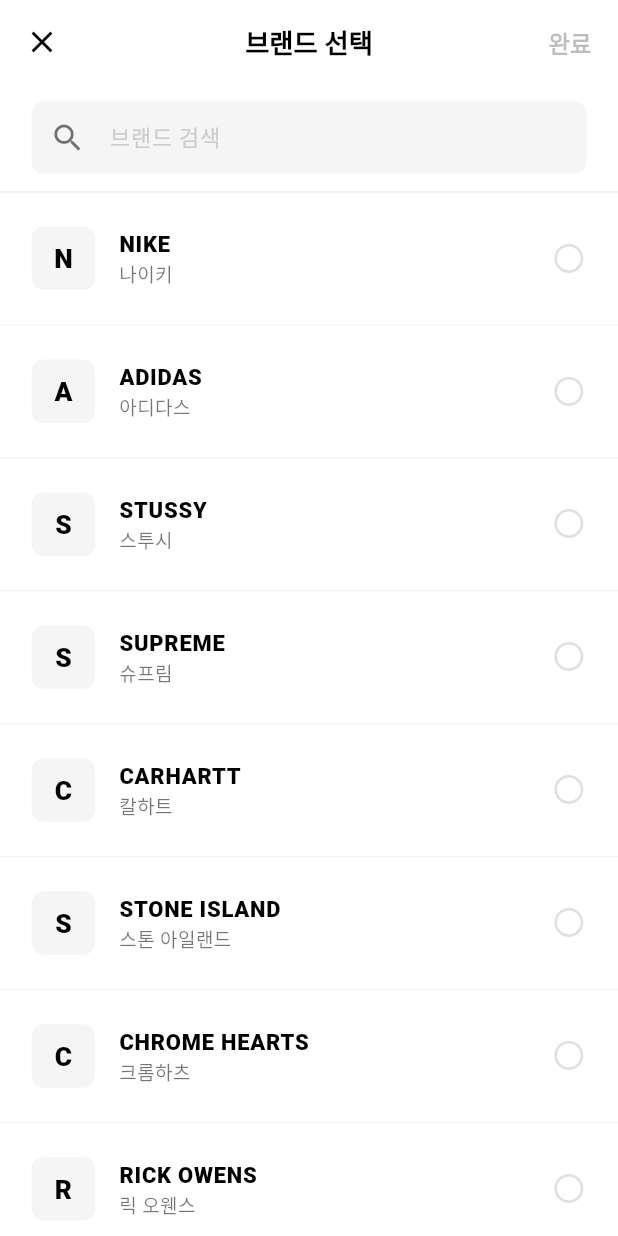
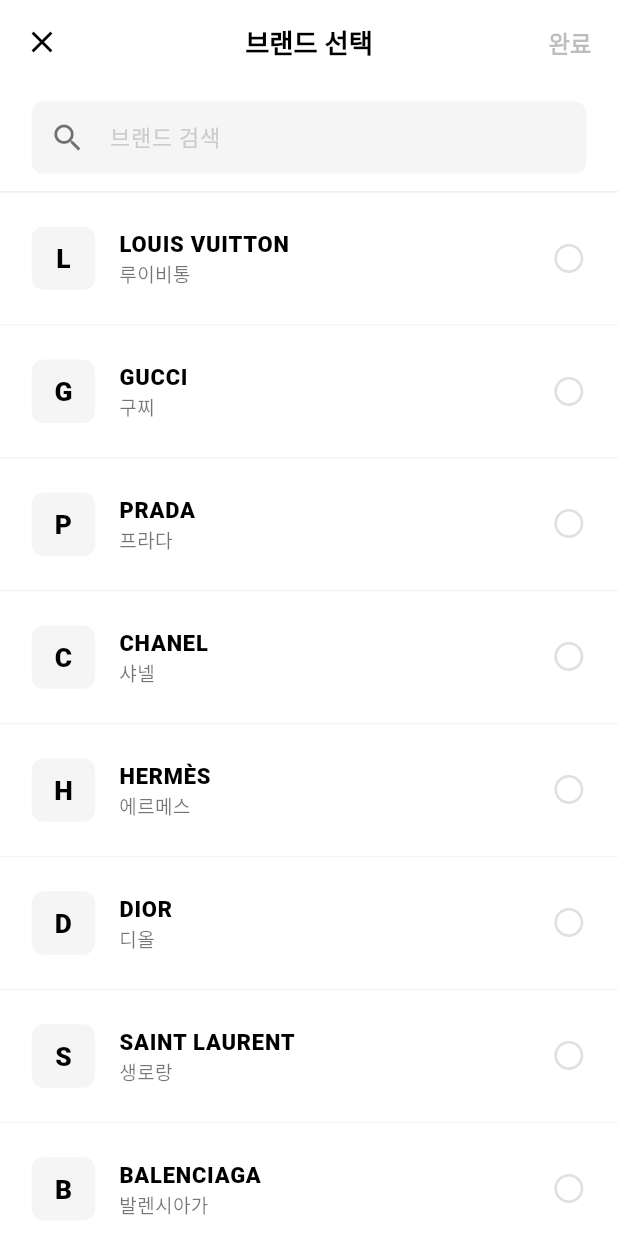
Before and after one commit to ILOVETOSS/wear2wear, a Flutter app: the BrandSelectionScreen screen opened directly, on a phone screen of 412 x 824 dp. Run offline on Flutter 3.47's test engine with Material 3 defaults, Android fonts, the phone set to English and light mode, and no system bars; our stand-ins replace cached_network_image, carousel_slider, flutter_card_swiper, flutter_screenutil, image_cropper, image_picker and 2 more; accounts and stored records are empty.

```diff
--- /dev/null
+++ b/lib/data/brands_data.dart
@@ -0,0 +1,311 @@
+// lib/data/brands_data.dart
+class BrandsData {
+  static final List<Map<String, String>> brands = [
+    // 럭셔리 하우스
+    {'name': 'LOUIS VUITTON', 'name_kr': '루이비통'},
+    {'name': 'GUCCI', 'name_kr': '구찌'},
+    {'name': 'PRADA', 'name_kr': '프라다'},
+    {'name': 'CHANEL', 'name_kr': '샤넬'},
+    {'name': 'HERMÈS', 'name_kr': '에르메스'},
+    {'name': 'DIOR', 'name_kr': '디올'},
+    {'name': 'SAINT LAURENT', 'name_kr': '생로랑'},
+    {'name': 'BALENCIAGA', 'name_kr': '발렌시아가'},
+    {'name': 'BOTTEGA VENETA', 'name_kr': '보테가 베네타'},
+    {'name': 'CELINE', 'name_kr': '셀린느'},
+    {'name': 'GIVENCHY', 'name_kr': '지방시'},
+    {'name': 'FENDI', 'name_kr': '펜디'},
+    {'name': 'VALENTINO', 'name_kr': '발렌티노'},
+    {'name': 'VERSACE', 'name_kr': '베르사체'},
+    {'name': 'DOLCE & GABBANA', 'name_kr': '돌체앤가바나'},
+    {'name': 'BURBERRY', 'name_kr': '버버리'},
+    {'name': 'LOEWE', 'name_kr': '로에베'},
+    {'name': 'BALMAIN', 'name_kr': '발망'},
+    {'name': 'ALEXANDER MCQUEEN', 'name_kr': '알렉산더 맥퀸'},
+    {'name': 'TOM FORD', 'name_kr': '톰포드'},
+
+    // 하이패션 & 디자이너
+    {'name': 'RICK OWENS', 'name_kr': '릭 오웬스'},
+    {'name': 'MAISON MARGIELA', 'name_kr': '메종 마르지엘라'},
+    {'name': 'COMME DES GARÇONS', 'name_kr': '꼼데가르송'},
+    {'name': 'YOHJI YAMAMOTO', 'name_kr': '요지 야마모토'},
+    {'name': 'ISSEY MIYAKE', 'name_kr': '이세이 미야케'},
+    {'name': 'JIL SANDER', 'name_kr': '질샌더'},
+    {'name': 'DRIES VAN NOTEN', 'name_kr': '드리스 반 노튼'},
+    {'name': 'RAF SIMONS', 'name_kr': '라프 시몬스'},
+    {'name': 'LEMAIRE', 'name_kr': '르메르'},
+    {'name': 'THE ROW', 'name_kr': '더 로우'},
+    {'name': 'JACQUEMUS', 'name_kr': '자크뮈스'},
+    {'name': 'ACNE STUDIOS', 'name_kr': '아크네 스튜디오'},
+    {'name': 'MARNI', 'name_kr': '마르니'},
+    {'name': 'KENZO', 'name_kr': '겐조'},
+    {'name': 'ISABEL MARANT', 'name_kr': '이자벨 마랑'},
+    {'name': 'SACAI', 'name_kr': '사카이'},
+    {'name': 'OUR LEGACY', 'name_kr': '아워레거시'},
+    {'name': 'CASABLANCA', 'name_kr': '카사블랑카'},
+    {'name': 'WALES BONNER', 'name_kr': '웨일스 보너'},
+    {'name': 'JW ANDERSON', 'name_kr': 'JW 앤더슨'},
+
+    // 스트릿웨어 & 하이프
+    {'name': 'SUPREME', 'name_kr': '슈프림'},
+    {'name': 'STUSSY', 'name_kr': '스투시'},
+    {'name': 'PALACE', 'name_kr': '팰리스'},
+    {'name': 'BAPE', 'name_kr': '베이프'},
+    {'name': 'OFF-WHITE', 'name_kr': '오프화이트'},
+    {'name': 'PALM ANGELS', 'name_kr': '팜엔젤스'},
+    {'name': 'FEAR OF GOD', 'name_kr': '피어오브갓'},
+    {'name': 'ESSENTIALS', 'name_kr': '에센셜'},
+    {'name': 'KITH', 'name_kr': '키스'},
+    {'name': 'AIMÉ LEON DORE', 'name_kr': '에메 레옹 도레'},
+    {'name': 'HUMAN MADE', 'name_kr': '휴먼메이드'},
+    {'name': 'NEIGHBORHOOD', 'name_kr': '네이버후드'},
+    {'name': 'WTAPS', 'name_kr': '더블탭스'},
+    {'name': 'VISVIM', 'name_kr': '비즈빔'},
+    {'name': 'UNDERCOVER', 'name_kr': '언더커버'},
+    {'name': 'KAPITAL', 'name_kr': '캐피탈'},
+    {'name': 'NEEDLES', 'name_kr': '니들스'},
+    {'name': 'BRAIN DEAD', 'name_kr': '브레인데드'},
+    {'name': 'CORTEIZ', 'name_kr': '코르테이즈'},
+    {'name': 'GALLERY DEPT', 'name_kr': '갤러리 뎁트'},
+    {'name': 'RHUDE', 'name_kr': '루드'},
+    {'name': 'AMIRI', 'name_kr': '아미리'},
+    {'name': 'CHROME HEARTS', 'name_kr': '크롬하츠'},
+
+    // 스포츠 & 애슬레저
+    {'name': 'NIKE', 'name_kr': '나이키'},
+    {'name': 'ADIDAS', 'name_kr': '아디다스'},
+    {'name': 'PUMA', 'name_kr': '퓨마'},
+    {'name': 'REEBOK', 'name_kr': '리복'},
+    {'name': 'NEW BALANCE', 'name_kr': '뉴발란스'},
+    {'name': 'ASICS', 'name_kr': '아식스'},
+    {'name': 'CONVERSE', 'name_kr': '컨버스'},
+    {'name': 'VANS', 'name_kr': '반스'},
+    {'name': 'FILA', 'name_kr': '휠라'},
+    {'name': 'UNDER ARMOUR', 'name_kr': '언더아머'},
+    {'name': 'SALOMON', 'name_kr': '살로몬'},
+    {'name': 'HOKA', 'name_kr': '호카'},
+    {'name': 'ON', 'name_kr': '온'},
+    {'name': 'LULULEMON', 'name_kr': '룰루레몬'},
+    {'name': 'JORDAN', 'name_kr': '조던'},
+
+    // 아웃도어 & 테크웨어
+    {'name': 'THE NORTH FACE', 'name_kr': '노스페이스'},
+    {'name': 'ARC\'TERYX', 'name_kr': '아크테릭스'},
+    {'name': 'PATAGONIA', 'name_kr': '파타고니아'},
+    {'name': 'STONE ISLAND', 'name_kr': '스톤 아일랜드'},
+    {'name': 'C.P. COMPANY', 'name_kr': 'CP 컴퍼니'},
+    {'name': 'ACRONYM', 'name_kr': '아크로님'},
+    {'name': 'AND WANDER', 'name_kr': '앤 원더'},
+    {'name': 'SNOW PEAK', 'name_kr': '스노우피크'},
+    {'name': 'DESCENTE', 'name_kr': '데상트'},
+    {'name': 'GOLDWIN', 'name_kr': '골드윈'},
+    {'name': 'HELLY HANSEN', 'name_kr': '헬리한센'},
+    {'name': 'NORSE PROJECTS', 'name_kr': '노르세 프로젝트'},
+    {'name': 'RAINS', 'name_kr': '레인즈'},
+    {'name': 'CANADA GOOSE', 'name_kr': '캐나다구스'},
+    {'name': 'MONCLER', 'name_kr': '몽클레어'},
+    {'name': 'COLUMBIA', 'name_kr': '컬럼비아'},
+    {'name': 'MAMMUT', 'name_kr': '마무트'},
+
+    // 워크웨어 & 빈티지
+    {'name': 'CARHARTT', 'name_kr': '칼하트'},
+    {'name': 'CARHARTT WIP', 'name_kr': '칼하트 WIP'},
+    {'name': 'DICKIES', 'name_kr': '디키즈'},
+    {'name': 'STAN RAY', 'name_kr': '스탠레이'},
+    {'name': 'GRAMICCI', 'name_kr': '그라미치'},
+    {'name': 'BARBOUR', 'name_kr': '바버'},
+    {'name': 'FILSON', 'name_kr': '필슨'},
+    {'name': 'DR. MARTENS', 'name_kr': '닥터마틴'},
+    {'name': 'TIMBERLAND', 'name_kr': '팀버랜드'},
+    {'name': 'RED WING', 'name_kr': '레드윙'},
+    {'name': 'SCHOTT', 'name_kr': '쇼트'},
+    {'name': 'ALPHA INDUSTRIES', 'name_kr': '알파인더스트리'},
+    {'name': 'WOOLRICH', 'name_kr': '울리치'},
+
+    // 데님 & 캐주얼
+    {'name': 'LEVI\'S', 'name_kr': '리바이스'},
+    {'name': 'LEE', 'name_kr': '리'},
+    {'name': 'WRANGLER', 'name_kr': '랭글러'},
+    {'name': 'EDWIN', 'name_kr': '에드윈'},
+    {'name': 'EVISU', 'name_kr': '에비수'},
+    {'name': 'NUDIE JEANS', 'name_kr': '누디진'},
+    {'name': 'A.P.C.', 'name_kr': '아페쎄'},
+    {'name': 'DIESEL', 'name_kr': '디젤'},
+    {'name': 'G-STAR RAW', 'name_kr': '지스타 로우'},
+    {'name': 'RAG & BONE', 'name_kr': '랙앤본'},
+
+    // 아메리칸 캐주얼
+    {'name': 'POLO RALPH LAUREN', 'name_kr': '폴로 랄프로렌'},
+    {'name': 'TOMMY HILFIGER', 'name_kr': '타미 힐피거'},
+    {'name': 'CALVIN KLEIN', 'name_kr': '캘빈클라인'},
+    {'name': 'LACOSTE', 'name_kr': '라코스테'},
+    {'name': 'FRED PERRY', 'name_kr': '프레드페리'},
+    {'name': 'BROOKS BROTHERS', 'name_kr': '브룩스 브라더스'},
+    {'name': 'J.CREW', 'name_kr': '제이크루'},
+    {'name': 'GAP', 'name_kr': '갭'},
+    {'name': 'CHAMPION', 'name_kr': '챔피언'},
+    {'name': 'GUESS', 'name_kr': '게스'},
+    {'name': 'NAUTICA', 'name_kr': '노티카'},
+    {'name': 'GANT', 'name_kr': '간트'},
+
+    // 패스트 패션 & SPA
+    {'name': 'ZARA', 'name_kr': '자라'},
+    {'name': 'H&M', 'name_kr': 'H&M'},
+    {'name': 'UNIQLO', 'name_kr': '유니클로'},
+    {'name': 'COS', 'name_kr': '코스'},
+    {'name': 'ARKET', 'name_kr': '아르켓'},
+    {'name': 'WEEKDAY', 'name_kr': '위크데이'},
+    {'name': 'MANGO', 'name_kr': '망고'},
+    {'name': 'MASSIMO DUTTI', 'name_kr': '마시모두띠'},
+    {'name': 'MUJI', 'name_kr': '무인양품'},
+    {'name': 'GU', 'name_kr': '지유'},
+    {'name': 'URBAN OUTFITTERS', 'name_kr': '어반아웃피터스'},
+
+    // 프리미엄 캐주얼
+    {'name': 'AMI', 'name_kr': '아미'},
+    {'name': 'SANDRO', 'name_kr': '산드로'},
+    {'name': 'MAJE', 'name_kr': '마쥬'},
+    {'name': 'THE KOOPLES', 'name_kr': '더쿠플스'},
+    {'name': 'CLUB MONACO', 'name_kr': '클럽모나코'},
+    {'name': 'REISS', 'name_kr': '리스'},
+    {'name': 'TED BAKER', 'name_kr': '테드베이커'},
+    {'name': 'ALLSAINTS', 'name_kr': '올세인츠'},
+    {'name': 'GANNI', 'name_kr': '가니'},
+    {'name': 'FILIPPA K', 'name_kr': '필리파 K'},
+    {'name': 'TIGER OF SWEDEN', 'name_kr': '타이거 오브 스웨덴'},
+
+    // 이탈리안 브랜드
+    {'name': 'GIORGIO ARMANI', 'name_kr': '조르지오 아르마니'},
+    {'name': 'EMPORIO ARMANI', 'name_kr': '엠포리오 아르마니'},
+    {'name': 'BRUNELLO CUCINELLI', 'name_kr': '브루넬로 쿠치넬리'},
+    {'name': 'ERMENEGILDO ZEGNA', 'name_kr': '제냐'},
+    {'name': 'MSGM', 'name_kr': 'MSGM'},
+    {'name': 'GCDS', 'name_kr': 'GCDS'},
+    {'name': 'GOLDEN GOOSE', 'name_kr': '골든구스'},
+
+    // 프렌치 브랜드
+    {'name': 'MAISON KITSUNÉ', 'name_kr': '메종 키츠네'},
+    {'name': 'OFFICINE GÉNÉRALE', 'name_kr': '오피신 제너럴'},
+    {'name': 'ZADIG & VOLTAIRE', 'name_kr': '자딕앤볼테르'},
+    {'name': 'AGNÈS B.', 'name_kr': '아네스베'},
+    {'name': 'SAINT JAMES', 'name_kr': '세인트제임스'},
+
+    // 영국 브랜드
+    {'name': 'PAUL SMITH', 'name_kr': '폴스미스'},
+    {'name': 'VIVIENNE WESTWOOD', 'name_kr': '비비안 웨스트우드'},
+    {'name': 'MULBERRY', 'name_kr': '멀버리'},
+    {'name': 'DUNHILL', 'name_kr': '던힐'},
+    {'name': 'AQUASCUTUM', 'name_kr': '아쿠아스큐텀'},
+    {'name': 'MACKINTOSH', 'name_kr': '매킨토시'},
+    {'name': 'BEN SHERMAN', 'name_kr': '벤셔먼'},
+    {'name': 'MARGARET HOWELL', 'name_kr': '마가렛 하웰'},
+    {'name': 'BARACUTA', 'name_kr': '바라쿠타'},
+    {'name': 'BELSTAFF', 'name_kr': '벨스타프'},
+
+    // 일본 브랜드
+    {'name': 'ENGINEERED GARMENTS', 'name_kr': '엔지니어드 가먼츠'},
+    {'name': 'NONNATIVE', 'name_kr': '논네이티브'},
+    {'name': 'PORTER', 'name_kr': '포터'},
+    {'name': 'UNDEFEATED', 'name_kr': '언디피티드'},
+    {'name': 'KOLOR', 'name_kr': '컬러'},
+    {'name': 'WHITE MOUNTAINEERING', 'name_kr': '화이트 마운티니어링'},
+    {'name': 'FRAGMENT DESIGN', 'name_kr': '프래그먼트'},
+    {'name': 'SOPHNET', 'name_kr': '소프넷'},
+    {'name': 'ORSLOW', 'name_kr': '오어슬로우'},
+    {'name': 'GRAPHPAPER', 'name_kr': '그래프페이퍼'},
+    {'name': 'AURALEE', 'name_kr': '오라리'},
+    {'name': 'COMOLI', 'name_kr': '코모리'},
+    {'name': 'YAECA', 'name_kr': '야에카'},
+    {'name': 'NANAMICA', 'name_kr': '나나미카'},
+    {'name': 'BEAMS', 'name_kr': '빔즈'},
+    {'name': 'BEAMS PLUS', 'name_kr': '빔즈 플러스'},
+    {'name': 'UNITED ARROWS', 'name_kr': '유나이티드 애로우즈'},
+    {'name': 'TOGA', 'name_kr': '토가'},
+    {'name': 'HYKE', 'name_kr': '하이크'},
+
+    // 한국 브랜드
+    {'name': 'MUSINSA STANDARD', 'name_kr': '무신사 스탠다드'},
+    {'name': 'ADER ERROR', 'name_kr': '아더에러'},
+    {'name': 'THISISNEVERTHAT', 'name_kr': '디스이즈네버댓'},
+    {'name': 'MASSNOUN', 'name_kr': '매스노운'},
+    {'name': 'MARKM', 'name_kr': '마크엠'},
+    {'name': 'NERDY', 'name_kr': '너디'},
+    {'name': 'FCMM', 'name_kr': 'FCMM'},
+    {'name': 'CRITIC', 'name_kr': '크리틱'},
+    {'name': 'ROMANTIC CROWN', 'name_kr': '로맨틱크라운'},
+    {'name': 'NOHANT', 'name_kr': '노앙'},
+    {'name': 'KIRSH', 'name_kr': '키르시'},
+    {'name': 'MAHAGRID', 'name_kr': '마하그리드'},
+    {'name': 'WV PROJECT', 'name_kr': 'WV 프로젝트'},
+    {'name': 'WKNDRS', 'name_kr': '위캔더스'},
+    {'name': 'PARAGRAPH', 'name_kr': '파라그래프'},
+    {'name': 'VIBRATE', 'name_kr': '바이브레이트'},
+    {'name': 'COVERNAT', 'name_kr': '커버낫'},
+    {'name': 'ANDERSSON BELL', 'name_kr': '앤더슨벨'},
+    {'name': 'BROWNBREATH', 'name_kr': '브라운브레스'},
+    {'name': 'CHARMS', 'name_kr': '참스'},
+    {'name': 'SLOWACID', 'name_kr': '슬로우애씨드'},
+    {'name': 'BEYOND CLOSET', 'name_kr': '비욘드 클로젯'},
+    {'name': 'MAINBOOTH', 'name_kr': '메인부스'},
+    {'name': 'ASCLO', 'name_kr': '아스클로'},
+    {'name': 'DEPOUND', 'name_kr': '디파운드'},
+    {'name': 'CITYBREEZE', 'name_kr': '시티브리즈'},
+    {'name': 'BASICCOTTON', 'name_kr': '베이직코튼'},
+    {'name': 'IAB STUDIO', 'name_kr': 'IAB 스튜디오'},
+    {'name': 'FRIZMWORKS', 'name_kr': '프리즘웍스'},
+    {'name': 'ROLAROLA', 'name_kr': '롤라롤라'},
+    {'name': 'SCULPTOR', 'name_kr': '스컬프터'},
+    {'name': 'LMC', 'name_kr': 'LMC'},
+    {'name': 'OY', 'name_kr': 'OY'},
+    {'name': 'INSTANTFUNK', 'name_kr': '인스턴트펑크'},
+    {'name': 'VIVASTUDIO', 'name_kr': '비바스튜디오'},
+    {'name': 'KINDERSALMON', 'name_kr': '킨더살몬'},
+    {'name': 'SYSTEM', 'name_kr': '시스템'},
+    {'name': 'LAFUDGE STORE', 'name_kr': '라퍼지스토어'},
+    {'name': 'MARDI MERCREDI', 'name_kr': '마르디메크르디'},
+    {'name': 'FLARE UP', 'name_kr': '플레어업'},
+    {'name': 'WOOYOUNGMI', 'name_kr': '우영미'},
+    {'name': 'JUUN.J', 'name_kr': '준지'},
+    {'name': 'PUSHBUTTON', 'name_kr': '푸쉬버튼'},
+    {'name': 'D.GNAK', 'name_kr': '디그낙'},
+    {'name': 'SONGZIO', 'name_kr': '송지오'},
+    {'name': 'SJYP', 'name_kr': 'SJYP'},
+    {'name': 'ROCKET X LUNCH', 'name_kr': '로켓런치'},
+    {'name': 'LIFUL', 'name_kr': '라이풀'},
+
+    // 스케이트 & 스트릿
+    {'name': 'THRASHER', 'name_kr': '스래셔'},
+    {'name': 'SANTA CRUZ', 'name_kr': '산타크루즈'},
+    {'name': 'FUCKING AWESOME', 'name_kr': '퍼킹 어썸'},
+    {'name': 'HOCKEY', 'name_kr': '하키'},
+    {'name': 'POLAR', 'name_kr': '폴라'},
+    {'name': 'QUASI', 'name_kr': '퀘이사이'},
+    {'name': 'PALACE SKATEBOARDS', 'name_kr': '팰리스 스케이트보드'},
+    {'name': 'BRONZE 56K', 'name_kr': '브론즈 56K'},
+    {'name': 'ALLTIMERS', 'name_kr': '올타이머스'},
+    {'name': 'ELEMENT', 'name_kr': '엘레먼트'},
+    {'name': 'OBEY', 'name_kr': '오베이'},
+    {'name': 'HUF', 'name_kr': '허프'},
+    {'name': 'DIAMOND SUPPLY CO', 'name_kr': '다이아몬드 서플라이'},
+    {'name': 'THE HUNDREDS', 'name_kr': '더 헌드레즈'},
+
+    // 서프 & 라이프스타일
+    {'name': 'QUICKSILVER', 'name_kr': '퀵실버'},
+    {'name': 'BILLABONG', 'name_kr': '빌라봉'},
+    {'name': 'VOLCOM', 'name_kr': '볼컴'},
+    {'name': 'RVCA', 'name_kr': '루카'},
+    {'name': 'HURLEY', 'name_kr': '헐리'},
+    {'name': 'O\'NEILL', 'name_kr': '오닐'},
+    {'name': 'RIP CURL', 'name_kr': '립컬'},
+
+    // 기타 주요 브랜드
+    {'name': 'THOM BROWNE', 'name_kr': '톰브라운'},
+    {'name': 'COMMON PROJECTS', 'name_kr': '커먼 프로젝트'},
+    {'name': 'GENTLE MONSTER', 'name_kr': '젠틀몬스터'},
+    {'name': 'BIRKENSTOCK', 'name_kr': '비르켄슈탁'},
+    {'name': 'HERSCHEL', 'name_kr': '허쉘'},
+    {'name': 'FJÄLLRÄVEN', 'name_kr': '피엘라벤'},
+    {'name': 'STUTTERHEIM', 'name_kr': '스투터하임'},
+    {'name': 'AXEL ARIGATO', 'name_kr': '악셀 아리가토'},
+    {'name': 'EYTYS', 'name_kr': '에이티스'},
+  ];
+}
--- a/lib/screens/brand_selection_screen.dart
+++ b/lib/screens/brand_selection_screen.dart
@@ -1,6 +1,7 @@
 // lib/screens/brand_selection_screen.dart
 import 'package:flutter/material.dart';
 import 'package:flutter_screenutil/flutter_screenutil.dart';
+import '../data/brands_data.dart';
 
 class BrandSelectionScreen extends StatefulWidget {
   final String? initialBrand;
@@ -16,25 +17,8 @@
   String _searchQuery = '';
   String? _selectedBrand;
 
-  // 브랜드 리스트 (실제로는 DB에서 가져올 수 있음)
-  final List<Map<String, String>> _brands = [
-    {'name': 'NIKE', 'name_kr': '나이키'},
-    {'name': 'ADIDAS', 'name_kr': '아디다스'},
-    {'name': 'STUSSY', 'name_kr': '스투시'},
-    {'name': 'SUPREME', 'name_kr': '슈프림'},
-    {'name': 'CARHARTT', 'name_kr': '칼하트'},
-    {'name': 'STONE ISLAND', 'name_kr': '스톤 아일랜드'},
-    {'name': 'CHROME HEARTS', 'name_kr': '크롬하츠'},
-    {'name': 'RICK OWENS', 'name_kr': '릭 오웬스'},
-    {'name': 'BALENCIAGA', 'name_kr': '발렌시아가'},
-    {'name': 'GUCCI', 'name_kr': '구찌'},
-    {'name': 'PRADA', 'name_kr': '프라다'},
-    {'name': 'LOUIS VUITTON', 'name_kr': '루이비통'},
-    {'name': 'ZARA', 'name_kr': '자라'},
-    {'name': 'UNIQLO', 'name_kr': '유니클로'},
-    {'name': 'COS', 'name_kr': '코스'},
-    {'name': 'ACNE STUDIOS', 'name_kr': '아크네 스튜디오'},
-  ];
+  // 브랜드 리스트 - brands_data.dart에서 가져오기
+  final List<Map<String, String>> _brands = BrandsData.brands;
 
   @override
   void initState() {
```
Also changed, not shown: lib/screens/chat_screen.dart (+140 -110 lines), lib/services/chat_service.dart (+14 -67 lines), pubspec.yaml (+15 -12 lines), pubspec.lock, 1 other file.
